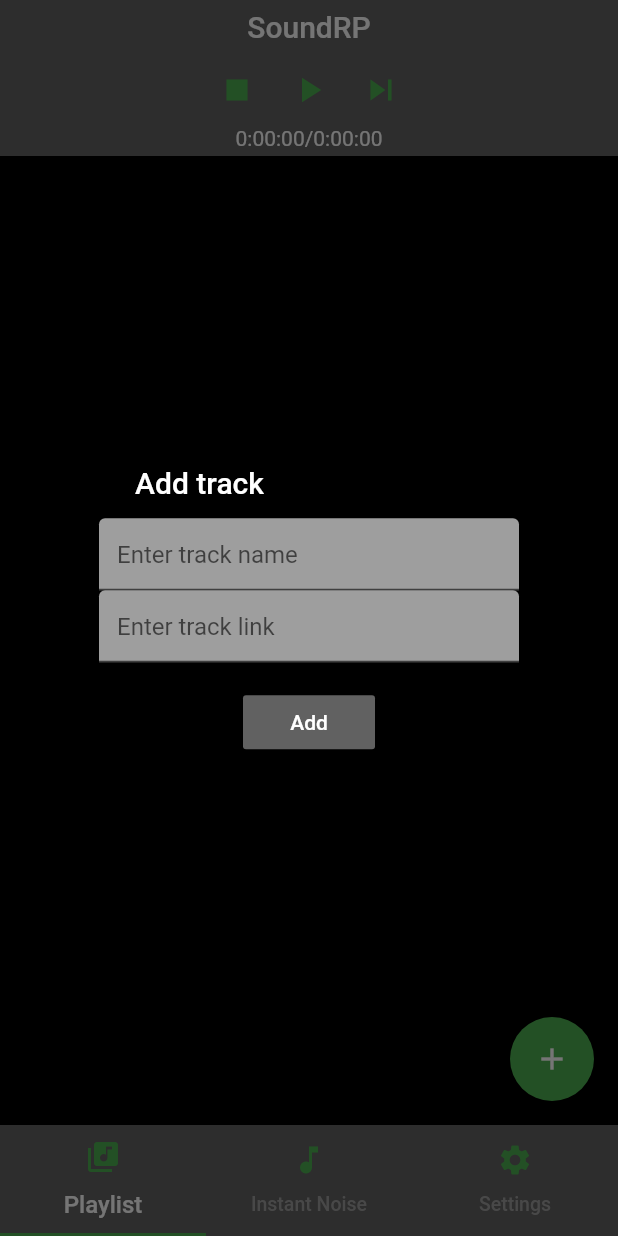
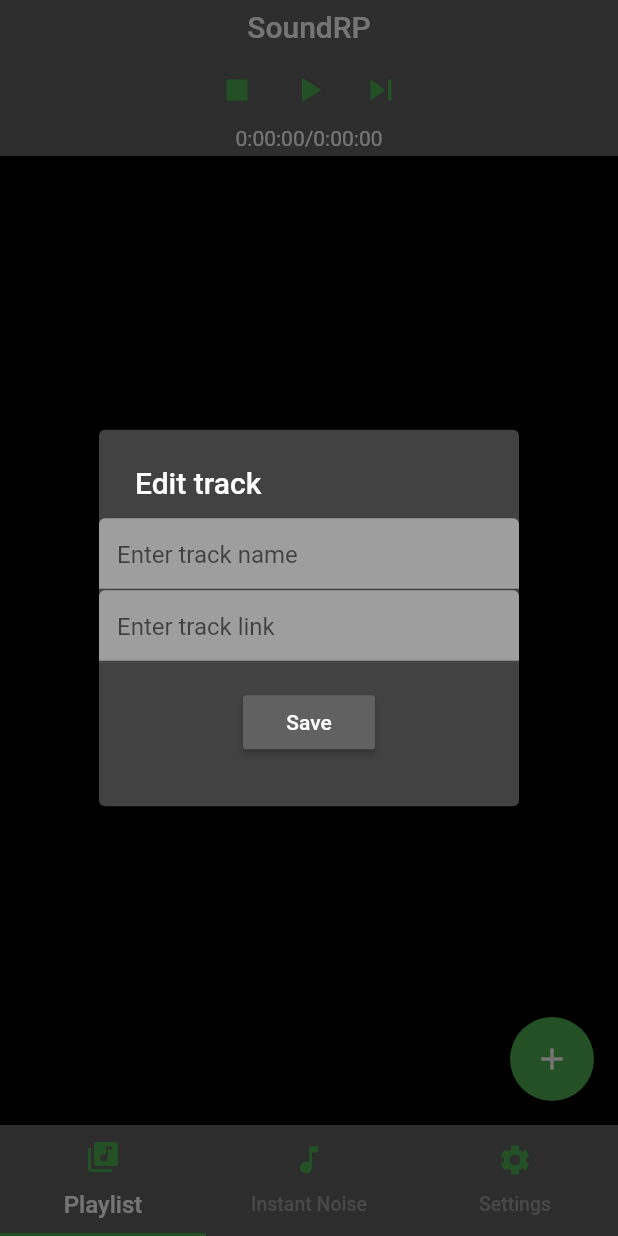
Before and after one commit to Dan7s/Sound_RP, a Flutter app: the screen it shows after launch, after a tap on the "add" icon, on a phone screen of 412 x 824 dp. Run offline on Flutter 3.47's test engine with Material 2 defaults, Android fonts, the phone set to English and light mode, and no system bars; our stand-ins replace audioplayers.

Commit message:
Editing tracks added

```diff
--- a/lib/tabs/playlist.dart
+++ b/lib/tabs/playlist.dart
@@ -26,8 +26,17 @@ class PlaylistState extends State<PlaylistTab> with AutomaticKeepAliveClientMixi
 									title: Text(track.name.toString(), style: TextStyle(color: Colors.white)),
 									leading: isFirstTrack(track.id) ? Icon(Icons.play_circle_outline, color: Colors.green) :  Icon(Icons.drag_handle, color: Colors.green),
 									trailing: PopupMenuButton<int>(
-										onSelected: (value) {
-											if (value == 1){ deleteTrack(track); setState((){}); };
+										onSelected: (value) async{
+											if (value == 1){ deleteTrack(track); setState((){});
+											} else if (value == 2) {
+												Track new_track = Track(track.name, track.link, track.loop, track.id);
+												new_track = await editTrack(context, new_track);
+												if (new_track.name != "" && new_track.link != "" && new_track != track) {
+													deleteTrack(track);
+													tracks.add(new_track);							//inserting on specyfic index!!!
+												};
+												setState((){});
+											};
 										},
 										offset: Offset(0, 100),
 										color: Colors.grey[700],
@@ -39,6 +48,15 @@ class PlaylistState extends State<PlaylistTab> with AutomaticKeepAliveClientMixi
 													children: <Widget>[
 														Icon(Icons.delete, color: Colors.green),
 														Text("Delete", style: TextStyle(color: Colors.white)),
+													],
+												),
+											),
+											PopupMenuItem(
+												value: 2,
+												child: Row(
+													children: <Widget>[
+														Icon(Icons.edit, color: Colors.green),
+														Text("Edit", style: TextStyle(color: Colors.white)),
 													],
 												),
 											),
@@ -60,8 +78,9 @@ class PlaylistState extends State<PlaylistTab> with AutomaticKeepAliveClientMixi
 				),
 				floatingActionButton: FloatingActionButton(
 					onPressed: () async {
-						Track new_track = await addTrack(context, idCounter);
-						if (new_track != null) {
+						Track new_track = Track("", "", 1, idCounter);
+						new_track = await editTrack(context, new_track);
+						if (new_track.name != "" && new_track.link != "" ) {
 							tracks.add(new_track);
 							idCounter += 1;
 							setState(() {});
@@ -78,8 +97,8 @@ class PlaylistState extends State<PlaylistTab> with AutomaticKeepAliveClientMixi
 class Track {			//track obj class
 	final String name;
 	final String link;
+	final int loop;
 	final int id;
-	final int loop;
 
 	Track(this.name, this.link, this.loop, this.id);
 }
@@ -96,10 +115,10 @@ Future deleteTrack(Track track) async { 		//track deleting
 	tracks.remove(track);
 }
 
-Future<Track> addTrack(BuildContext context, idCounter) async {		//adding tacks dialog
-	String name;
-	String link;
-	String id;
+Future<Track> editTrack(BuildContext context, track) async {		//editing tacks dialog
+	String name = track.name;
+	String link = track.link;
+	String id = track.id.toString();
 
 	final _formKey = GlobalKey<FormState>();
 
@@ -107,8 +126,8 @@ Future<Track> addTrack(BuildContext context, idCounter) async {		//adding tacks
 		context: context,
 		builder: (BuildContext context) {
 			return SimpleDialog(
-				backgroundColor: Colors.black,
-				title: Text("Add track", style: TextStyle(color: Colors.white)),
+				backgroundColor: Colors.grey[800],
+				title: Text("Edit track", style: TextStyle(color: Colors.white)),
 				children: [
 					Center(
 						child: Column(
@@ -132,6 +151,7 @@ Future<Track> addTrack(BuildContext context, idCounter) async {		//adding tacks
 														return 'Please enter track name';
 													}
 												},
+												initialValue: name,
 												onSaved: (val) => name = val,
 											),
 											TextFormField(
@@ -146,6 +166,7 @@ Future<Track> addTrack(BuildContext context, idCounter) async {		//adding tacks
 														return 'Please enter link';
 													}
 												},
+												initialValue: link,
 												onSaved: (val) => link = val,
 											),
 											Padding(
@@ -161,14 +182,14 @@ Future<Track> addTrack(BuildContext context, idCounter) async {		//adding tacks
 															if (link.contains('&')) {
 																link = link.split('&')[0];
 															}
-															Track new_track = new Track(name, link, idCounter, 1);
+															Track new_track = new Track(name, link, 1, int.parse(id));
 															Navigator.pop(context, new_track);
 														}
 														else {
-															Navigator.pop(context, null);
+															Navigator.pop(context, track);
 														}
 													},
-													child: Text("Add", style: TextStyle(color: Colors.white))
+													child: Text("Save", style: TextStyle(color: Colors.white))
 												),
 											),
 										],
```
